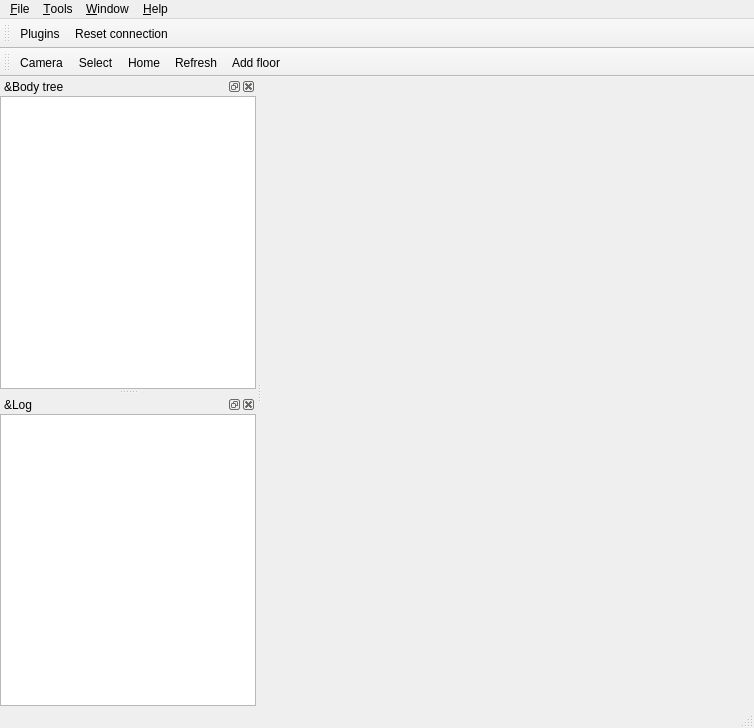
Before: the Qt Designer form include/hpp/gui/ui/mainwindow.ui in humanoid-path-planner/hpp-gui, drawn with Qt 5.
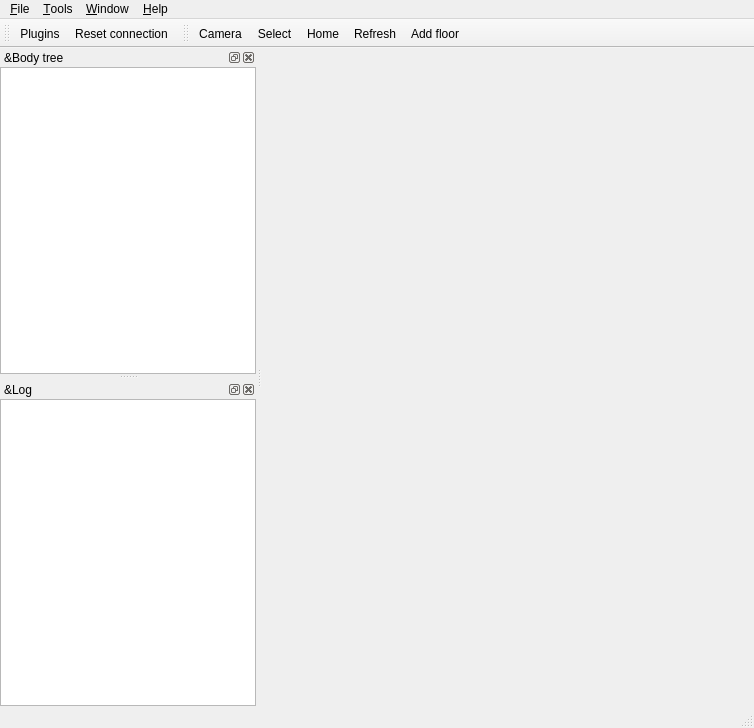
After: the same form once the commit is applied. Icons and pictures are not drawn.

Commit message: Remove tool bar break

```diff
--- a/include/hpp/gui/ui/mainwindow.ui
+++ b/include/hpp/gui/ui/mainwindow.ui
@@ -162,7 +162,7 @@
     <enum>TopToolBarArea</enum>
    </attribute>
    <attribute name="toolBarBreak">
-    <bool>true</bool>
+    <bool>false</bool>
    </attribute>
    <addaction name="actionCamera_control_mode"/>
    <addaction name="actionSelection"/>
```
